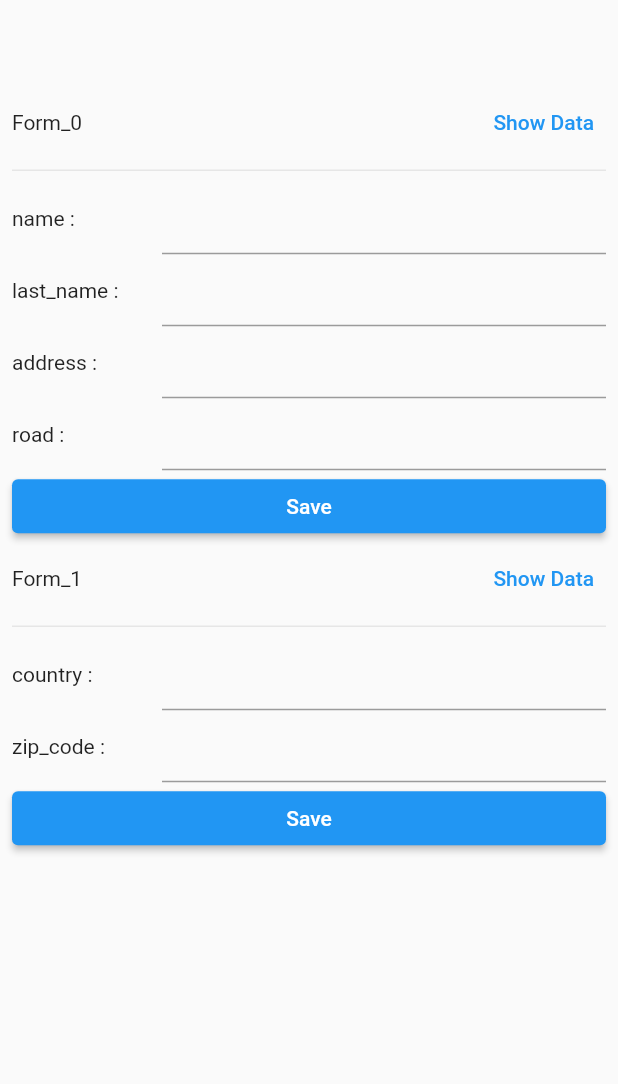
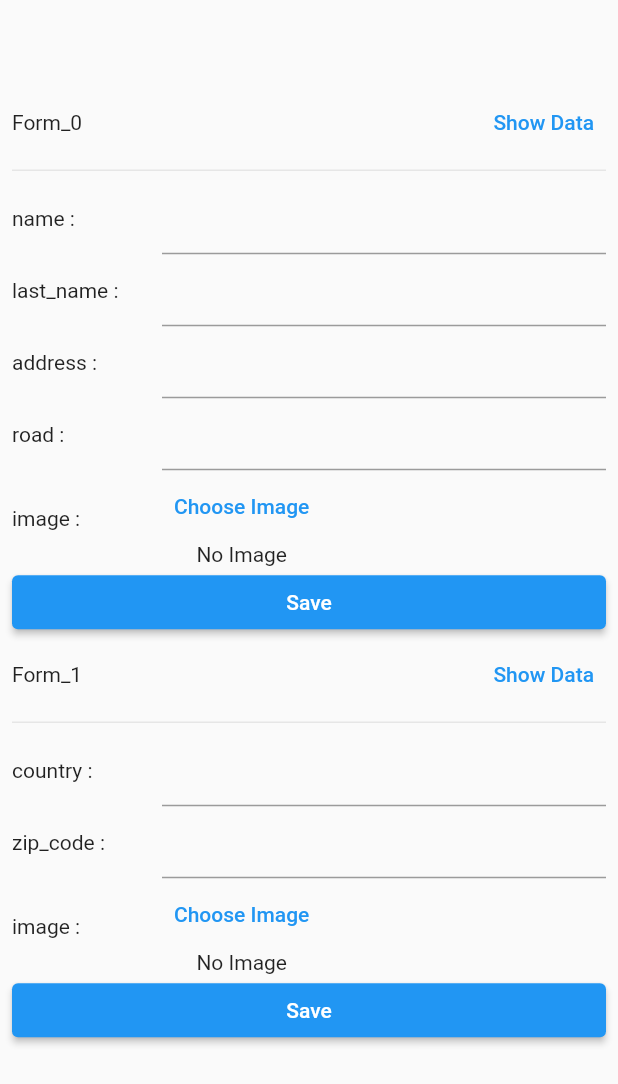
Before and after one commit to ElieDouaihy3/sembast_test, a Flutter app: the screen it shows after launch, on a phone screen of 412 x 824 dp. Shown: the top 1084 px of the screen. Run offline on Flutter 3.47's test engine with Material 2 defaults, Android fonts, the light colour scheme and no system bars; our stand-ins replace get, image_picker, sembast.

Commit message:
add image support

```diff
--- a/lib/controllers/AddController.dart
+++ b/lib/controllers/AddController.dart
@@ -1,4 +1,7 @@
+import 'dart:convert';
+
 import 'package:get/get.dart';
+import 'package:image_picker/image_picker.dart';
 import 'package:sembast/sembast.dart';
 import 'package:sembast_test/responses/fake_response.dart';
 import 'package:sembast_test/sembast_manager.dart';
@@ -21,4 +24,13 @@ class AddController extends GetxController {
     });
   }
 
+  Future<void> chooseImage(String key,int index) async {
+    final ImagePicker picker = ImagePicker();
+    final XFile? image = await picker.pickImage(source: ImageSource.gallery);
+    image!.readAsBytes().then((value){
+      formsLst[index][key]=base64Encode(value);
+      update();
+    });
+  }
+
 }
--- a/lib/pages/AddPage.dart
+++ b/lib/pages/AddPage.dart
@@ -1,3 +1,5 @@
+import 'dart:convert';
+
 import 'package:flutter/material.dart';
 import 'package:get/get.dart';
 import 'package:sembast_test/controllers/AddController.dart';
@@ -50,12 +52,31 @@ class AddPage extends StatelessWidget {
                               return Row(
                                 children: [
                                   SizedBox(width:100.0,child: Text("${e.key} :")),
-                                  Flexible(child:TextField(
+                                  (e.key!="image")?Flexible(child:TextField(
                                     controller:formsTECLst[i][e.key],
                                     onChanged:(value){
                                       formsLst[i][e.key]=value;
                                     },
-                                  ))
+                                  )):Column(
+                                    children: [
+                                      TextButton(
+                                        child:const Text(
+                                            "Choose Image"
+                                        ),
+                                        onPressed:(){
+                                          controller.chooseImage(e.key,i);
+                                        },
+                                      ),
+                                      (e.value=="")?const Text(
+                                        "No Image"
+                                      ):Image.memory(
+                                          base64Decode(e.value.toString()),
+                                          width:100,
+                                          height:100,
+                                      )
+
+                                    ],
+                                  )
                                 ],
                               );
                             }).toList(),
--- a/lib/pages/ShowDataPage.dart
+++ b/lib/pages/ShowDataPage.dart
@@ -1,3 +1,5 @@
+import 'dart:convert';
+
 import 'package:flutter/material.dart';
 import 'package:get/get.dart';
 import 'package:sembast_test/controllers/ShowDataController.dart';
@@ -51,8 +53,12 @@ class ShowDataPage extends StatelessWidget {
                                     Column(
                                       crossAxisAlignment:CrossAxisAlignment.start,
                                       children:showDataController.DataLst[i].value.entries.map<Widget>((e){
-                                        return Text(
+                                        return (e.key!="image")?Text(
                                             "${e.key}:${e.value}"
+                                        ):Image.memory(
+                                          base64Decode(e.value.toString()),
+                                          width:100,
+                                          height:100,
                                         );
                                       }).toList(),
                                     ),
--- a/lib/responses/fake_response.dart
+++ b/lib/responses/fake_response.dart
@@ -7,10 +7,12 @@ List<Map<String, Object?>> formsLst = [
     "last_name" : "",
     "address"   : "",
     "road"      : "",
+    "image"     : "",
   },
   {
     "country"   : "",
     "zip_code"  : "",
+    "image"     : "",
   }
 ];
 
@@ -20,9 +22,11 @@ List<Map<String,TextEditingController>> formsTECLst = [
     "last_name" : TextEditingController(),
     "address"   : TextEditingController(),
     "road"      : TextEditingController(),
+    "image"     : TextEditingController(),
   },
   {
     "country"   : TextEditingController(),
     "zip_code"  : TextEditingController(),
+    "image"     : TextEditingController(),
   }
 ];
--- a/pubspec.yaml
+++ b/pubspec.yaml
@@ -39,6 +39,7 @@ dependencies:
   path:
   path_provider: ^2.0.10
   encrypt: ^5.0.1
+  image_picker: ^0.8.5+3
 
 
 
```
Also changed, not shown: pubspec.lock.
